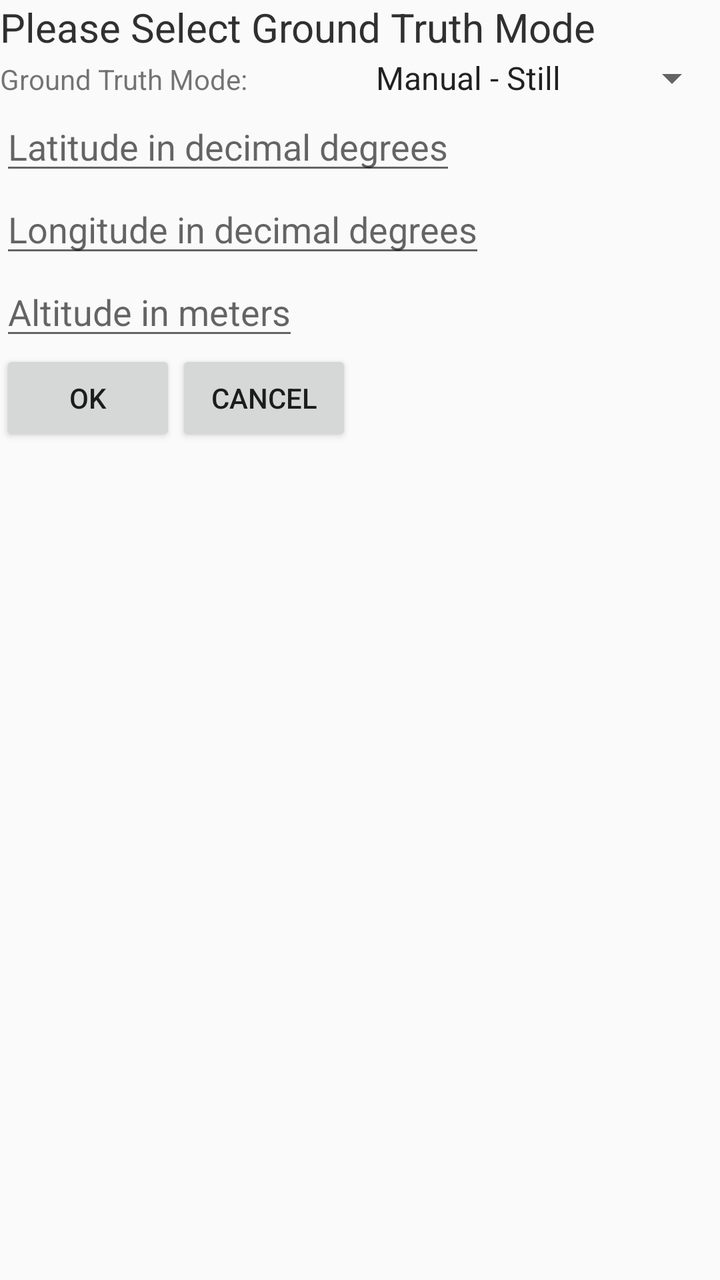
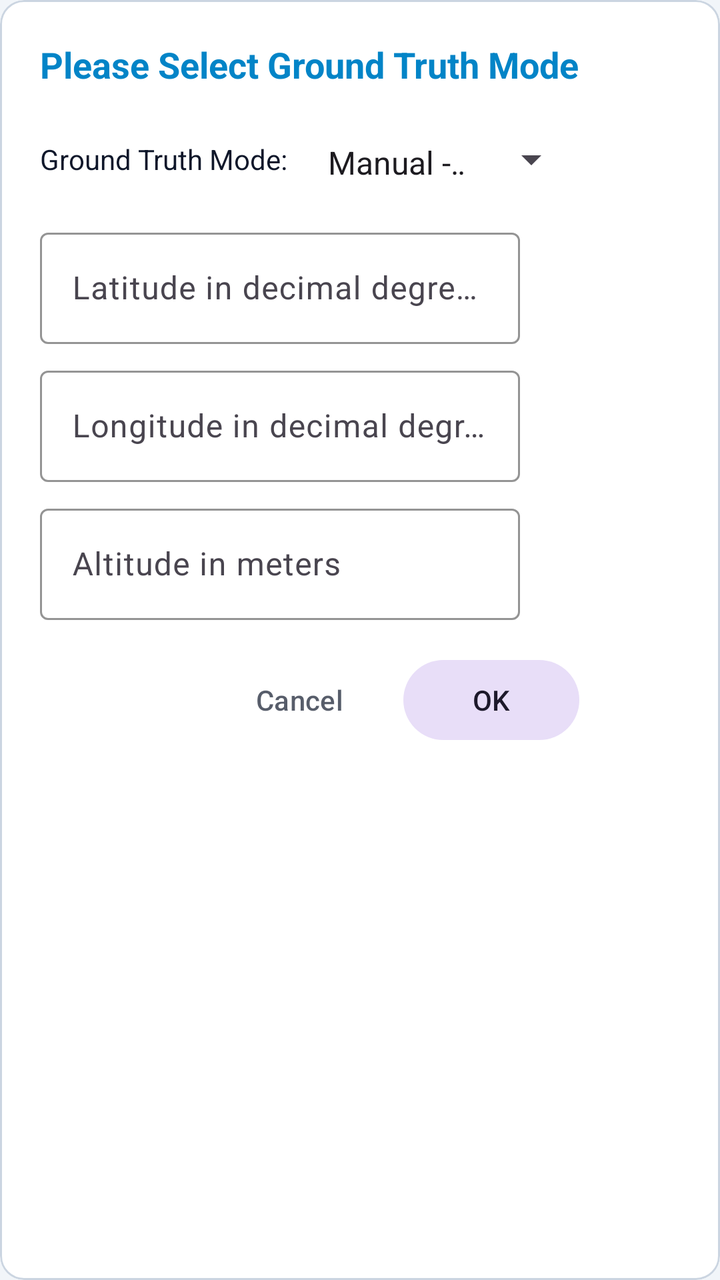

Screens rendered from an Android XML layout before and after an edit, with the pre-edit source and the edit as a unified diff.
<!-- AndroidManifest.xml: application theme AppTheme -->
<!-- res/layout/pop_up_window.xml -->
<?xml version="1.0" encoding="utf-8"?>
<LinearLayout xmlns:android="http://schemas.android.com/apk/res/android"
    android:orientation="vertical"
    android:layout_width="wrap_content"
    android:layout_height="wrap_content"
    android:background="@color/background_material_light"
    android:id="@+id/pop">
    <TextView
        android:layout_width="wrap_content"
        android:layout_height="wrap_content"
        android:textSize="@dimen/abc_text_size_title_material_toolbar"
        android:textColor="@color/background_material_dark"
        android:text="@string/please_select_ground_truth_mode"/>
    <LinearLayout
        android:layout_width="match_parent"
        android:layout_height="wrap_content">
      <TextView
          android:layout_width="0dp"
          android:layout_weight="1"
          android:layout_height="wrap_content"
          android:gravity="start"
          android:text="@string/ground_solution_mode"/>
      <Spinner
          android:layout_width="0dp"
          android:layout_weight="1"
          android:layout_height="wrap_content"
          android:gravity="end"
          android:id="@+id/residual_spinner"
          android:entries="@array/residual_options"
          android:spinnerMode="dialog">
      </Spinner>
    </LinearLayout>
    <EditText
      android:layout_width="wrap_content"
      android:layout_height="wrap_content"
      android:id="@+id/latitude_input"
      android:inputType="numberDecimal|numberSigned"
      android:hint="@string/latitude_in_degrees"/>
    <EditText
        android:layout_width="wrap_content"
        android:layout_height="wrap_content"
        android:id="@+id/longitude_input"
        android:inputType="numberDecimal|numberSigned"
        android:hint="@string/longitude_in_degrees"/>
    <EditText
        android:layout_width="wrap_content"
        android:layout_height="wrap_content"
        android:id="@+id/altitude_input"
        android:inputType="numberDecimal|numberSigned"
        android:hint="@string/altitude_in_meters"/>
    <LinearLayout
        android:layout_width="match_parent"
        android:layout_height="wrap_content"
        android:orientation="horizontal">
      <Button
          android:layout_width="wrap_content"
          android:layout_height="wrap_content"
          android:id="@+id/popup_button_ok"
          android:text="@string/ok"/>
      <Button
          android:layout_width="wrap_content"
          android:layout_height="wrap_content"
          android:id="@+id/popup_button_cancel"
          android:text="@string/cancel"/>
    </LinearLayout>
</LinearLayout>
<!-- resources referenced by this layout -->
<resources>
  <string-array name="residual_options">
          <item>Manual - Still</item>
          <item>Manual - Moving</item>
          <item>Manual - Use LLA input</item>
          <item>Automatic - AR Based</item>
      </string-array>
  <string name="altitude_in_meters">Altitude in meters</string>
  <string name="cancel">Cancel</string>
  <string name="ground_solution_mode">Ground Truth Mode:</string>
  <string name="latitude_in_degrees">Latitude in decimal degrees</string>
  <string name="longitude_in_degrees">Longitude in decimal degrees</string>
  <string name="ok">OK</string>
  <string name="please_select_ground_truth_mode">Please Select Ground Truth Mode</string>
  <style name="AppTheme" parent="Theme.AppCompat.Light.DarkActionBar">
      </style>
</resources>

<!-- the commit's change to res/layout/pop_up_window.xml (unified diff, before → after) -->
@@ -1,66 +1,118 @@
 <?xml version="1.0" encoding="utf-8"?>
-<LinearLayout xmlns:android="http://schemas.android.com/apk/res/android"
-    android:orientation="vertical"
+<com.google.android.material.card.MaterialCardView xmlns:android="http://schemas.android.com/apk/res/android"
+    xmlns:app="http://schemas.android.com/apk/res-auto"
     android:layout_width="wrap_content"
     android:layout_height="wrap_content"
-    android:background="@color/background_material_light"
+    app:cardBackgroundColor="@color/surface_hud"
+    app:cardCornerRadius="12dp"
+    app:strokeWidth="1dp"
+    app:strokeColor="@color/stroke_hud"
     android:id="@+id/pop">
-    <TextView
+    
+    <LinearLayout
+        android:orientation="vertical"
         android:layout_width="wrap_content"
         android:layout_height="wrap_content"
-        android:textSize="@dimen/abc_text_size_title_material_toolbar"
-        android:textColor="@color/background_material_dark"
-        android:text="@string/please_select_ground_truth_mode"/>
-    <LinearLayout
-        android:layout_width="match_parent"
-        android:layout_height="wrap_content">
-      <TextView
-          android:layout_width="0dp"
-          android:layout_weight="1"
-          android:layout_height="wrap_content"
-          android:gravity="start"
-          android:text="@string/ground_solution_mode"/>
-      <Spinner
-          android:layout_width="0dp"
-          android:layout_weight="1"
-          android:layout_height="wrap_content"
-          android:gravity="end"
-          android:id="@+id/residual_spinner"
-          android:entries="@array/residual_options"
-          android:spinnerMode="dialog">
-      </Spinner>
+        android:padding="20dp">
+        
+        <TextView
+            android:layout_width="wrap_content"
+            android:layout_height="wrap_content"
+            android:textSize="18sp"
+            android:textColor="@color/primary"
+            android:textStyle="bold"
+            android:text="@string/please_select_ground_truth_mode"
+            android:layout_marginBottom="16dp"/>
+            
+        <LinearLayout
+            android:layout_width="match_parent"
+            android:layout_height="wrap_content"
+            android:gravity="center_vertical"
+            android:layout_marginBottom="12dp">
+          <TextView
+              android:layout_width="wrap_content"
+              android:layout_height="wrap_content"
+              android:text="@string/ground_solution_mode"
+              android:textColor="@color/on_surface_hud"
+              android:textSize="14sp"
+              android:layout_marginEnd="12dp"/>
+          <Spinner
+              android:id="@+id/residual_spinner"
+              android:layout_width="wrap_content"
+              android:layout_height="wrap_content"
+              android:entries="@array/residual_options"
+              android:spinnerMode="dropdown"
+              android:theme="@style/Widget.AppCompat.Spinner.Underlined"/>
+        </LinearLayout>
+        
+        <com.google.android.material.textfield.TextInputLayout
+            android:layout_width="match_parent"
+            android:layout_height="wrap_content"
+            android:hint="@string/latitude_in_degrees"
+            style="@style/Widget.Material3.TextInputLayout.OutlinedBox"
+            app:hintTextColor="@color/primary"
+            app:boxStrokeColor="@color/primary"
+            android:layout_marginBottom="8dp">
+            <com.google.android.material.textfield.TextInputEditText
+                android:id="@+id/latitude_input"
+                android:layout_width="240dp"
+                android:layout_height="wrap_content"
+                android:textColor="@color/on_surface_hud"
+                android:inputType="numberDecimal|numberSigned"/>
+        </com.google.android.material.textfield.TextInputLayout>
+
+        <com.google.android.material.textfield.TextInputLayout
+            android:layout_width="match_parent"
+            android:layout_height="wrap_content"
+            android:hint="@string/longitude_in_degrees"
+            style="@style/Widget.Material3.TextInputLayout.OutlinedBox"
+            app:hintTextColor="@color/primary"
+            app:boxStrokeColor="@color/primary"
+            android:layout_marginBottom="8dp">
+            <com.google.android.material.textfield.TextInputEditText
+                android:id="@+id/longitude_input"
+                android:layout_width="240dp"
+                android:layout_height="wrap_content"
+                android:textColor="@color/on_surface_hud"
+                android:inputType="numberDecimal|numberSigned"/>
+        </com.google.android.material.textfield.TextInputLayout>
+
+        <com.google.android.material.textfield.TextInputLayout
+            android:layout_width="match_parent"
+            android:layout_height="wrap_content"
+            android:hint="@string/altitude_in_meters"
+            style="@style/Widget.Material3.TextInputLayout.OutlinedBox"
+            app:hintTextColor="@color/primary"
+            app:boxStrokeColor="@color/primary"
+            android:layout_marginBottom="16dp">
+            <com.google.android.material.textfield.TextInputEditText
+                android:id="@+id/altitude_input"
+                android:layout_width="240dp"
+                android:layout_height="wrap_content"
+                android:textColor="@color/on_surface_hud"
+                android:inputType="numberDecimal|numberSigned"/>
+        </com.google.android.material.textfield.TextInputLayout>
+
+        <LinearLayout
+            android:layout_width="match_parent"
+            android:layout_height="wrap_content"
+            android:orientation="horizontal"
+            android:gravity="end">
+          <com.google.android.material.button.MaterialButton
+              android:id="@+id/popup_button_cancel"
+              style="@style/Widget.Material3.Button.TextButton"
+              android:layout_width="wrap_content"
+              android:layout_height="wrap_content"
+              android:text="@string/cancel"
+              android:textColor="@color/on_surface_hud"
+              android:alpha="0.7"/>
+          <com.google.android.material.button.MaterialButton
+              android:id="@+id/popup_button_ok"
+              style="@style/Widget.Material3.Button.TonalButton"
+              android:layout_width="wrap_content"
+              android:layout_height="wrap_content"
+              android:text="@string/ok"
+              android:layout_marginStart="8dp"/>
+        </LinearLayout>
     </LinearLayout>
-    <EditText
-      android:layout_width="wrap_content"
-      android:layout_height="wrap_content"
-      android:id="@+id/latitude_input"
-      android:inputType="numberDecimal|numberSigned"
-      android:hint="@string/latitude_in_degrees"/>
-    <EditText
-        android:layout_width="wrap_content"
-        android:layout_height="wrap_content"
-        android:id="@+id/longitude_input"
-        android:inputType="numberDecimal|numberSigned"
-        android:hint="@string/longitude_in_degrees"/>
-    <EditText
-        android:layout_width="wrap_content"
-        android:layout_height="wrap_content"
-        android:id="@+id/altitude_input"
-        android:inputType="numberDecimal|numberSigned"
-        android:hint="@string/altitude_in_meters"/>
-    <LinearLayout
-        android:layout_width="match_parent"
-        android:layout_height="wrap_content"
-        android:orientation="horizontal">
-      <Button
-          android:layout_width="wrap_content"
-          android:layout_height="wrap_content"
-          android:id="@+id/popup_button_ok"
-          android:text="@string/ok"/>
-      <Button
-          android:layout_width="wrap_content"
-          android:layout_height="wrap_content"
-          android:id="@+id/popup_button_cancel"
-          android:text="@string/cancel"/>
-    </LinearLayout>
-</LinearLayout>
+</com.google.android.material.card.MaterialCardView>
<!-- resource entries referenced after the edit -->
@@ -6,6 +6,10 @@
           <item>Manual - Use LLA input</item>
           <item>Automatic - AR Based</item>
       </string-array>
+  <color name="on_surface_hud">#0F172A</color>
+  <color name="primary">#0284C7</color>
+  <color name="stroke_hud">#CBD5E1</color>
+  <color name="surface_hud">#FFFFFF</color>
   <string name="altitude_in_meters">Altitude in meters</string>
   <string name="cancel">Cancel</string>
   <string name="ground_solution_mode">Ground Truth Mode:</string>
@@ -13,7 +17,22 @@
   <string name="longitude_in_degrees">Longitude in decimal degrees</string>
   <string name="ok">OK</string>
   <string name="please_select_ground_truth_mode">Please Select Ground Truth Mode</string>
-  <style name="AppTheme" parent="Theme.AppCompat.Light.DarkActionBar">
+  <style name="AppTheme" parent="Theme.Material3.Light.NoActionBar">
+          
+          <item name="colorPrimary">@color/primary</item>
+          <item name="colorPrimaryDark">@color/primary_dark</item>
+          <item name="colorAccent">@color/accent</item>
+          
+          
+          <item name="android:statusBarColor">@color/background_hud</item>
+          <item name="android:navigationBarColor">@color/background_hud</item>
+          <item name="android:windowBackground">@color/background_hud</item>
+          
+          
+          <item name="android:windowLightStatusBar">true</item>
       </style>
+  <color name="primary_dark">#0369A1</color>
+  <color name="accent">#059669</color>
+  <color name="background_hud">#F1F5F9</color>
 </resources>
 
